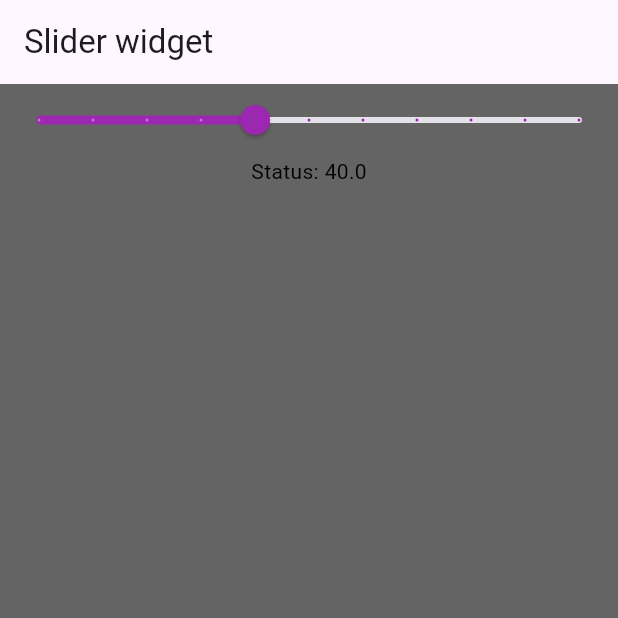
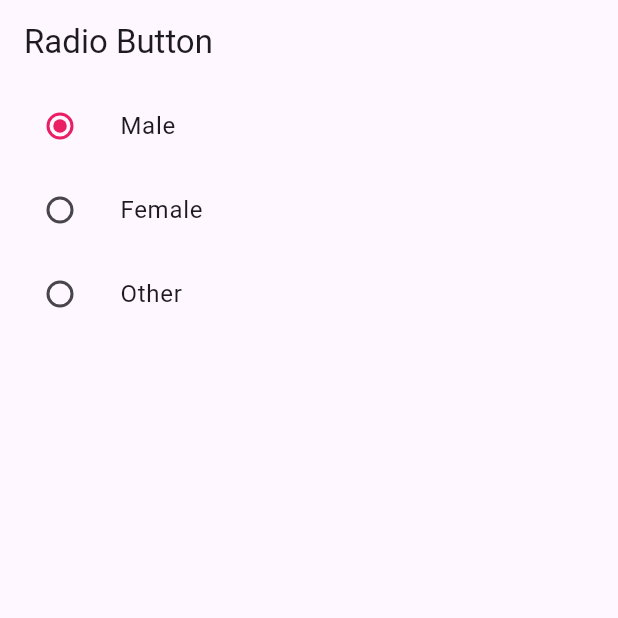
Before and after one commit to vaibhavt-nt/flutter_training, a Flutter app: the screen it shows after launch, on a phone screen of 412 x 824 dp, the top half of it. Run offline on Flutter 3.47's test engine with Material 3 defaults, Android fonts, the phone set to English and light mode, and no system bars; key blocks and very long unbroken strings in the code were emptied for the run.

Commit message:
Radio button widget learned

```diff
--- a/lib/main.dart
+++ b/lib/main.dart
@@ -8,6 +8,7 @@ import 'package:flutter_training/widgets/list_view.dart';
 import 'package:flutter_training/widgets/list_view_builder.dart';
 import 'package:flutter_training/widgets/mouse_region.dart';
 import 'package:flutter_training/widgets/page_view.dart';
+import 'package:flutter_training/widgets/rdiobutton.dart';
 import 'package:flutter_training/widgets/refresh_indicator.dart';
 import 'package:flutter_training/widgets/scroll_bar.dart';
 import 'package:flutter_training/widgets/silver_appbar.dart';
@@ -24,7 +25,7 @@ class homepage extends StatelessWidget {
   Widget build(BuildContext context) {
     return MaterialApp(
       title: "my home page",
-      home: slider_widget(),
+      home: RadioButtonWidget(),
     );
   }
 }
--- /dev/null
+++ b/lib/widgets/rdiobutton.dart
@@ -0,0 +1,80 @@
+import 'package:flutter/material.dart';
+
+enum Gender{Male,Female,Other}
+
+class RadioButtonWidget extends StatefulWidget {
+  const RadioButtonWidget({super.key});
+
+  @override
+  State<RadioButtonWidget> createState() => _RadioButtonWidgetState();
+}
+
+class _RadioButtonWidgetState extends State<RadioButtonWidget> {
+
+  // Gender _male = Gender.Male;
+  // Gender _female = Gender.Female;
+  // Gender _other = Gender.Other;
+   int _gender =1;
+  @override
+  Widget build(BuildContext context) {
+
+    return Scaffold(
+      appBar: AppBar(
+        title: Text('Radio Button'),
+      ),
+      body: Column(
+        children: [
+          ListTile(
+            title: Text("Male"),
+            leading: Radio(
+              activeColor: Colors.pink,
+              hoverColor: Colors.white,
+              splashRadius: 25,
+              focusColor: Colors.green,
+              value: 1,
+              groupValue: _gender,
+              onChanged: (value) {
+              setState(() {
+                _gender=value!;
+              });
+            },
+
+            ),
+          ),
+          ListTile(
+            title: Text("Female"),
+            leading: Radio(
+              activeColor: Colors.pink,
+              hoverColor: Colors.white,
+              splashRadius: 25,
+              focusColor: Colors.green,
+              value: 2,
+              groupValue: _gender,
+              onChanged: (value) {
+                setState(() {
+                  _gender=value!;
+                });
+              },
+            ),
+          ),
+          ListTile(
+            title: Text("Other"),
+            leading: Radio(
+              activeColor: Colors.pink,
+              hoverColor: Colors.white,
+              splashRadius: 25,
+              focusColor: Colors.green,
+              value: 3,
+              groupValue: _gender,
+              onChanged: (value) {
+                setState(() {
+                  _gender=value!;
+                });
+              },
+            ),
+          ),
+        ],
+      ),
+    );
+  }
+}
```
